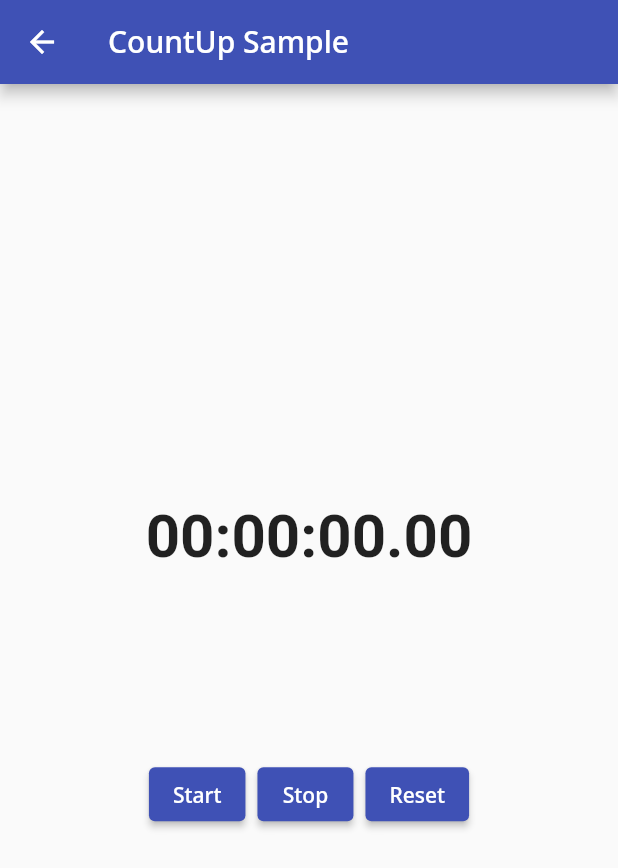
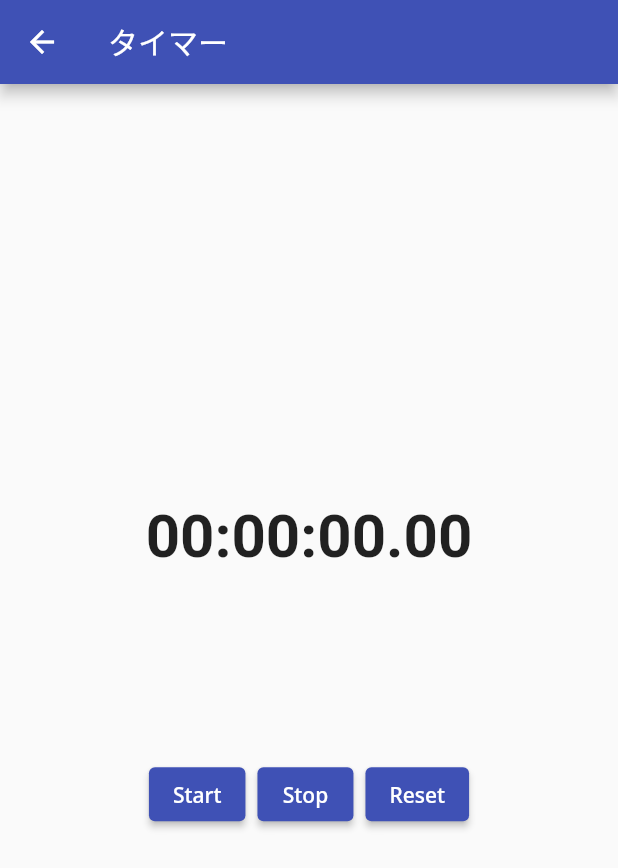
Before and after one commit to benes5/flutter_ben, a Flutter app: the TimerPage screen opened directly, on a phone screen of 412 x 824 dp. Shown: the top 868 px of the screen. Run offline on Flutter 3.47's test engine with Material 2 defaults, Android fonts, the phone set to English and light mode, and no system bars; our stand-ins replace connectivity_plus, flutter_hooks, stop_watch_timer; missing offline and left inert: network_info_plus; Roboto replaces fonts that are missing (Helvetica).

Commit message:
タイマー画面のタイトルの変更

```diff
--- a/lib/timer.dart
+++ b/lib/timer.dart
@@ -102,7 +102,7 @@ static final StopWatchTimer _stopWatchTimer = StopWatchTimer(
 
     return Scaffold(
       appBar: AppBar(
-        title: const Text('CountUp Sample'),
+        title: const Text('タイマー'),
       ),
       body: Center(
         child: Scrollbar(
```
